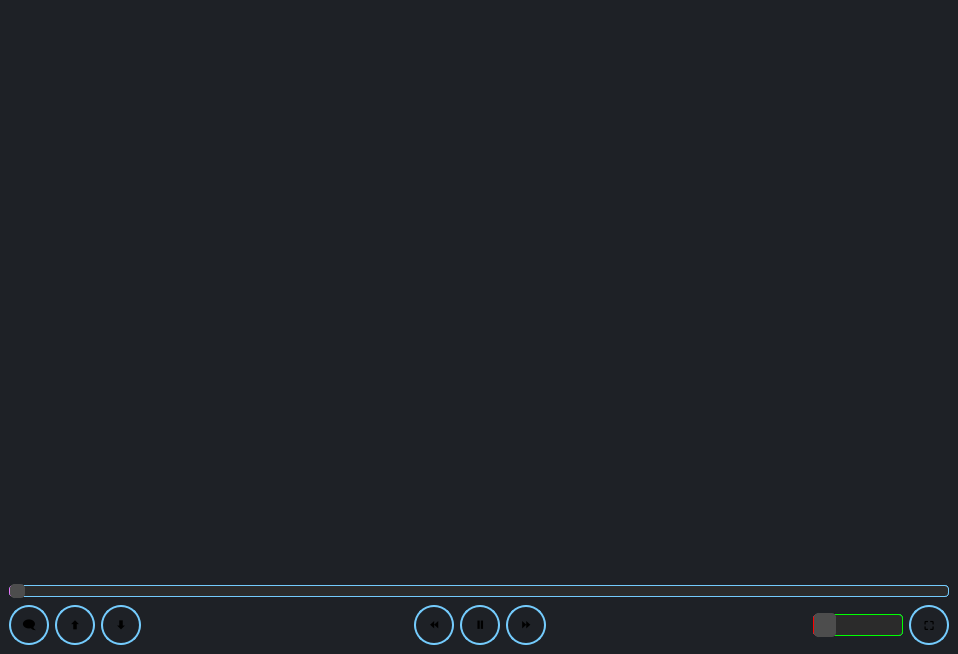
Before: the Qt Designer form assets/player.ui in Delamox/ytQt, drawn with Qt 5.
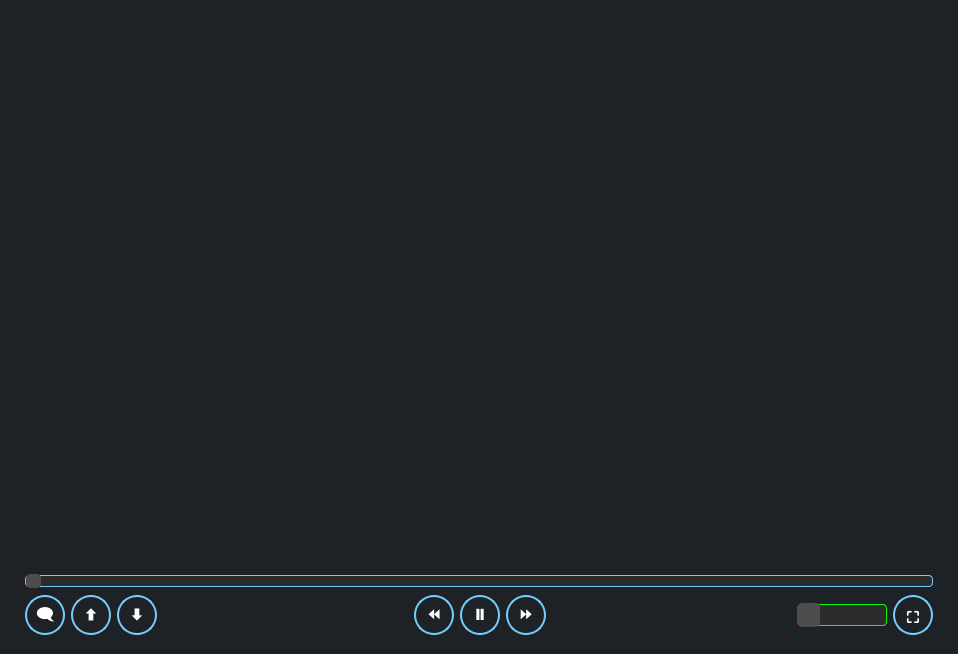
After: the same form once the commit is applied.

Commit message: player.py integrated into search.py

```diff
--- a/assets/player.ui
+++ b/assets/player.ui
@@ -18,319 +18,7 @@
   </property>
   <widget class="QWidget" name="centralwidget">
    <layout class="QGridLayout" name="gridLayout">
-    <item row="2" column="4">
-     <spacer name="leftMediaSpacer">
-      <property name="orientation">
-       <enum>Qt::Horizontal</enum>
-      </property>
-      <property name="sizeHint" stdset="0">
-       <size>
-        <width>40</width>
-        <height>20</height>
-       </size>
-      </property>
-     </spacer>
-    </item>
-    <item row="2" column="6">
-     <widget class="QPushButton" name="pauseButton">
-      <property name="sizePolicy">
-       <sizepolicy hsizetype="Fixed" vsizetype="Fixed">
-        <horstretch>0</horstretch>
-        <verstretch>0</verstretch>
-       </sizepolicy>
-      </property>
-      <property name="minimumSize">
-       <size>
-        <width>40</width>
-        <height>40</height>
-       </size>
-      </property>
-      <property name="maximumSize">
-       <size>
-        <width>40</width>
-        <height>40</height>
-       </size>
-      </property>
-      <property name="font">
-       <font>
-        <weight>75</weight>
-        <bold>true</bold>
-       </font>
-      </property>
-      <property name="cursor">
-       <cursorShape>PointingHandCursor</cursorShape>
-      </property>
-      <property name="focusPolicy">
-       <enum>Qt::NoFocus</enum>
-      </property>
-      <property name="toolTip">
-       <string notr="true"/>
-      </property>
-      <property name="styleSheet">
-       <string notr="true">QPushButton {
-background-color: 4d4d4d;
-border: 2px solid black;
-border-color: #74cbfc;
-border-radius: 20px;
-text-align: center;
-padding-bottom: -2px;}
-QPushButton:hover {
-border-radius: 5px;}
-QPushButton:pressed {
-border-color: #e974fc;
-border-width: 3px}</string>
-      </property>
-      <property name="text">
-       <string notr="true">⏸</string>
-      </property>
-     </widget>
-    </item>
-    <item row="2" column="5">
-     <widget class="QPushButton" name="rewindButton">
-      <property name="sizePolicy">
-       <sizepolicy hsizetype="Fixed" vsizetype="Fixed">
-        <horstretch>0</horstretch>
-        <verstretch>0</verstretch>
-       </sizepolicy>
-      </property>
-      <property name="minimumSize">
-       <size>
-        <width>40</width>
-        <height>40</height>
-       </size>
-      </property>
-      <property name="maximumSize">
-       <size>
-        <width>40</width>
-        <height>40</height>
-       </size>
-      </property>
-      <property name="font">
-       <font>
-        <weight>75</weight>
-        <bold>true</bold>
-       </font>
-      </property>
-      <property name="cursor">
-       <cursorShape>PointingHandCursor</cursorShape>
-      </property>
-      <property name="focusPolicy">
-       <enum>Qt::NoFocus</enum>
-      </property>
-      <property name="toolTip">
-       <string notr="true"/>
-      </property>
-      <property name="styleSheet">
-       <string notr="true">QPushButton {
-background-color: 4d4d4d;
-border: 2px solid black;
-border-color: #74cbfc;
-border-radius: 20px;
-text-align: center;
-padding-bottom: -2px;}
-QPushButton:hover {
-border-radius: 5px;}
-QPushButton:pressed {
-border-color: #e974fc;
-border-width: 3px}</string>
-      </property>
-      <property name="text">
-       <string notr="true">⏪</string>
-      </property>
-     </widget>
-    </item>
-    <item row="2" column="8">
-     <spacer name="rightMediaSpacer">
-      <property name="orientation">
-       <enum>Qt::Horizontal</enum>
-      </property>
-      <property name="sizeHint" stdset="0">
-       <size>
-        <width>40</width>
-        <height>20</height>
-       </size>
-      </property>
-     </spacer>
-    </item>
-    <item row="2" column="10">
-     <widget class="QPushButton" name="fullscreenButton">
-      <property name="sizePolicy">
-       <sizepolicy hsizetype="Fixed" vsizetype="Fixed">
-        <horstretch>0</horstretch>
-        <verstretch>0</verstretch>
-       </sizepolicy>
-      </property>
-      <property name="minimumSize">
-       <size>
-        <width>40</width>
-        <height>40</height>
-       </size>
-      </property>
-      <property name="maximumSize">
-       <size>
-        <width>40</width>
-        <height>40</height>
-       </size>
-      </property>
-      <property name="font">
-       <font>
-        <weight>75</weight>
-        <bold>true</bold>
-       </font>
-      </property>
-      <property name="cursor">
-       <cursorShape>PointingHandCursor</cursorShape>
-      </property>
-      <property name="focusPolicy">
-       <enum>Qt::NoFocus</enum>
-      </property>
-      <property name="toolTip">
-       <string notr="true"/>
-      </property>
-      <property name="styleSheet">
-       <string notr="true">QPushButton {
-background-color: 4d4d4d;
-border: 2px solid black;
-border-color: #74cbfc;
-border-radius: 20px;
-text-align: center;
-padding-bottom: 2px;}
-QPushButton:hover {
-border-radius: 5px;}
-QPushButton:pressed {
-border-color: #e974fc;
-border-width: 3px}</string>
-      </property>
-      <property name="text">
-       <string notr="true">⛶</string>
-      </property>
-     </widget>
-    </item>
-    <item row="2" column="2">
-     <widget class="QPushButton" name="dislikeButton">
-      <property name="sizePolicy">
-       <sizepolicy hsizetype="Fixed" vsizetype="Fixed">
-        <horstretch>0</horstretch>
-        <verstretch>0</verstretch>
-       </sizepolicy>
-      </property>
-      <property name="minimumSize">
-       <size>
-        <width>40</width>
-        <height>40</height>
-       </size>
-      </property>
-      <property name="maximumSize">
-       <size>
-        <width>40</width>
-        <height>40</height>
-       </size>
-      </property>
-      <property name="font">
-       <font>
-        <weight>75</weight>
-        <bold>true</bold>
-       </font>
-      </property>
-      <property name="cursor">
-       <cursorShape>PointingHandCursor</cursorShape>
-      </property>
-      <property name="focusPolicy">
-       <enum>Qt::NoFocus</enum>
-      </property>
-      <property name="toolTip">
-       <string notr="true"/>
-      </property>
-      <property name="styleSheet">
-       <string notr="true">QPushButton {
-background-color: 4d4d4d;
-border: 2px solid black;
-border-color: #74cbfc;
-border-radius: 20px;
-text-align: center;
-padding-bottom: -2px;}
-QPushButton:hover {
-border-radius: 5px;}
-QPushButton:pressed {
-border-color: #e974fc;
-border-width: 3px}</string>
-      </property>
-      <property name="text">
-       <string notr="true">🠯</string>
-      </property>
-     </widget>
-    </item>
-    <item row="0" column="0" colspan="11">
-     <widget class="QFrame" name="vlcContainerFrame">
-      <property name="focusPolicy">
-       <enum>Qt::NoFocus</enum>
-      </property>
-      <property name="toolTip">
-       <string notr="true"/>
-      </property>
-      <property name="frameShape">
-       <enum>QFrame::NoFrame</enum>
-      </property>
-      <property name="frameShadow">
-       <enum>QFrame::Raised</enum>
-      </property>
-     </widget>
-    </item>
-    <item row="2" column="0">
-     <widget class="QPushButton" name="commentButton">
-      <property name="sizePolicy">
-       <sizepolicy hsizetype="Fixed" vsizetype="Fixed">
-        <horstretch>0</horstretch>
-        <verstretch>0</verstretch>
-       </sizepolicy>
-      </property>
-      <property name="minimumSize">
-       <size>
-        <width>40</width>
-        <height>40</height>
-       </size>
-      </property>
-      <property name="maximumSize">
-       <size>
-        <width>40</width>
-        <height>40</height>
-       </size>
-      </property>
-      <property name="font">
-       <font>
-        <weight>75</weight>
-        <bold>true</bold>
-       </font>
-      </property>
-      <property name="cursor">
-       <cursorShape>PointingHandCursor</cursorShape>
-      </property>
-      <property name="focusPolicy">
-       <enum>Qt::NoFocus</enum>
-      </property>
-      <property name="toolTip">
-       <string notr="true"/>
-      </property>
-      <property name="styleSheet">
-       <string notr="true">QPushButton {
-background-color: 4d4d4d;
-border: 2px solid black;
-border-color: #74cbfc;
-border-radius: 20px;
-text-align: center;
-padding-bottom: -2px;}
-QPushButton:hover {
-border-radius: 5px;}
-QPushButton:pressed {
-border-color: #e974fc;
-border-width: 3px}</string>
-      </property>
-      <property name="text">
-       <string notr="true">🗨</string>
-      </property>
-     </widget>
-    </item>
-    <item row="1" column="0" colspan="11">
+    <item row="1" column="1" colspan="11">
      <widget class="QSlider" name="videoSlider">
       <property name="enabled">
        <bool>true</bool>
@@ -405,20 +93,106 @@
       </property>
      </widget>
     </item>
+    <item row="2" column="3">
+     <widget class="QPushButton" name="dislikeButton">
+      <property name="sizePolicy">
+       <sizepolicy hsizetype="Fixed" vsizetype="Fixed">
+        <horstretch>0</horstretch>
+        <verstretch>0</verstretch>
+       </sizepolicy>
+      </property>
+      <property name="minimumSize">
+       <size>
+        <width>40</width>
+        <height>40</height>
+       </size>
+      </property>
+      <property name="maximumSize">
+       <size>
+        <width>40</width>
+        <height>40</height>
+       </size>
+      </property>
+      <property name="font">
+       <font>
+        <family>Verdana</family>
+        <pointsize>12</pointsize>
+        <weight>75</weight>
+        <bold>true</bold>
+       </font>
+      </property>
+      <property name="cursor">
+       <cursorShape>PointingHandCursor</cursorShape>
+      </property>
+      <property name="focusPolicy">
+       <enum>Qt::NoFocus</enum>
+      </property>
+      <property name="toolTip">
+       <string notr="true"/>
+      </property>
+      <property name="styleSheet">
+       <string notr="true">QPushButton {color: #ffffff;
+background-color: 4d4d4d;
+border: 2px solid black;
+border-color: #74cbfc;
+border-radius: 20px;
+text-align: center;
+padding-bottom: -2px;}
+QPushButton:hover {
+border-radius: 5px;}
+QPushButton:pressed {
+border-color: #e974fc;
+border-width: 3px}</string>
+      </property>
+      <property name="text">
+       <string notr="true">🠯</string>
+      </property>
+     </widget>
+    </item>
     <item row="2" column="9">
-     <widget class="QSlider" name="volumeSlider">
+     <spacer name="rightMediaSpacer">
+      <property name="orientation">
+       <enum>Qt::Horizontal</enum>
+      </property>
+      <property name="sizeHint" stdset="0">
+       <size>
+        <width>40</width>
+        <height>20</height>
+       </size>
+      </property>
+     </spacer>
+    </item>
+    <item row="2" column="1">
+     <widget class="QPushButton" name="commentButton">
+      <property name="sizePolicy">
+       <sizepolicy hsizetype="Fixed" vsizetype="Fixed">
+        <horstretch>0</horstretch>
+        <verstretch>0</verstretch>
+       </sizepolicy>
+      </property>
       <property name="minimumSize">
        <size>
-        <width>90</width>
+        <width>40</width>
         <height>40</height>
        </size>
       </property>
       <property name="maximumSize">
        <size>
-        <width>90</width>
+        <width>40</width>
         <height>40</height>
        </size>
       </property>
+      <property name="font">
+       <font>
+        <family>Verdana</family>
+        <pointsize>12</pointsize>
+        <weight>75</weight>
+        <bold>true</bold>
+       </font>
+      </property>
+      <property name="cursor">
+       <cursorShape>PointingHandCursor</cursorShape>
+      </property>
       <property name="focusPolicy">
        <enum>Qt::NoFocus</enum>
       </property>
@@ -426,67 +200,126 @@
        <string notr="true"/>
       </property>
       <property name="styleSheet">
-       <string notr="true">QSlider::groove:horizontal {
-border: 1px solid #74cbfc;
-background: #2b2b2b;
-height: 20px;
-border-radius: 4px;
-}
-
-QSlider::sub-page:horizontal {
-background: #2b2b2b;
-border: 1px solid red;
-height: 20px;
-border-radius: 4px;
-}
-
-QSlider::add-page:horizontal {
-background: #2b2b2b;
-border: 1px solid lime;
-height: 20px;
-border-radius: 4px;
-}
-
-QSlider::handle:horizontal {
-background: #4d4d4d;
-border: 1px solid #4d4d4d;
-width: 20px;
-margin-top: -2px;
-margin-bottom: -2px;
-border-radius: 4px;
-}
-
-QSlider::handle:horizontal:hover {
-background: #a8a8a8;
-border: 1px solid #a8a8a8;
-border-radius: 4px;
-}
-</string>
+       <string notr="true">QPushButton {color: #ffffff;
+background-color: 4d4d4d;
+border: 2px solid black;
+border-color: #74cbfc;
+border-radius: 20px;
+text-align: center;
+padding-bottom: -2px;}
+QPushButton:hover {
+border-radius: 5px;}
+QPushButton:pressed {
+border-color: #e974fc;
+border-width: 3px}</string>
       </property>
-      <property name="minimum">
-       <number>1</number>
+      <property name="text">
+       <string notr="true">🗨</string>
       </property>
-      <property name="maximum">
-       <number>10</number>
+     </widget>
+    </item>
+    <item row="2" column="0">
+     <spacer name="horizontalSpacer">
+      <property name="orientation">
+       <enum>Qt::Horizontal</enum>
       </property>
-      <property name="singleStep">
-       <number>1</number>
+      <property name="sizeType">
+       <enum>QSizePolicy::Fixed</enum>
       </property>
-      <property name="pageStep">
-       <number>1</number>
+      <property name="sizeHint" stdset="0">
+       <size>
+        <width>10</width>
+        <height>20</height>
+       </size>
       </property>
+     </spacer>
+    </item>
+    <item row="2" column="12">
+     <spacer name="horizontalSpacer_2">
       <property name="orientation">
        <enum>Qt::Horizontal</enum>
       </property>
-      <property name="invertedControls">
-       <bool>false</bool>
+      <property name="sizeType">
+       <enum>QSizePolicy::Fixed</enum>
       </property>
-      <property name="tickInterval">
-       <number>1</number>
+      <property name="sizeHint" stdset="0">
+       <size>
+        <width>10</width>
+        <height>20</height>
+       </size>
       </property>
+     </spacer>
+    </item>
+    <item row="2" column="5">
+     <spacer name="leftMediaSpacer">
+      <property name="orientation">
+       <enum>Qt::Horizontal</enum>
+      </property>
+      <property name="sizeHint" stdset="0">
+       <size>
+        <width>40</width>
+        <height>20</height>
+       </size>
+      </property>
+     </spacer>
+    </item>
+    <item row="2" column="11">
+     <widget class="QPushButton" name="fullscreenButton">
+      <property name="sizePolicy">
+       <sizepolicy hsizetype="Fixed" vsizetype="Fixed">
+        <horstretch>0</horstretch>
+        <verstretch>0</verstretch>
+       </sizepolicy>
+      </property>
+      <property name="minimumSize">
+       <size>
+        <width>40</width>
+        <height>40</height>
+       </size>
+      </property>
+      <property name="maximumSize">
+       <size>
+        <width>40</width>
+        <height>40</height>
+       </size>
+      </property>
+      <property name="font">
+       <font>
+        <family>Verdana</family>
+        <pointsize>12</pointsize>
+        <weight>75</weight>
+        <bold>true</bold>
+       </font>
+      </property>
+      <property name="cursor">
+       <cursorShape>PointingHandCursor</cursorShape>
+      </property>
+      <property name="focusPolicy">
+       <enum>Qt::NoFocus</enum>
+      </property>
+      <property name="toolTip">
+       <string notr="true"/>
+      </property>
+      <property name="styleSheet">
+       <string notr="true">QPushButton {color: #ffffff;
+background-color: 4d4d4d;
+border: 2px solid black;
+border-color: #74cbfc;
+border-radius: 20px;
+text-align: center;
+padding-bottom: -2px;}
+QPushButton:hover {
+border-radius: 5px;}
+QPushButton:pressed {
+border-color: #e974fc;
+border-width: 3px}</string>
+      </property>
+      <property name="text">
+       <string notr="true">⛶</string>
+      </property>
      </widget>
     </item>
-    <item row="2" column="7">
+    <item row="2" column="8">
      <widget class="QPushButton" name="fastforwardButton">
       <property name="sizePolicy">
        <sizepolicy hsizetype="Fixed" vsizetype="Fixed">
@@ -508,6 +341,8 @@
       </property>
       <property name="font">
        <font>
+        <family>Verdana</family>
+        <pointsize>12</pointsize>
         <weight>75</weight>
         <bold>true</bold>
        </font>
@@ -522,7 +357,7 @@
        <string notr="true"/>
       </property>
       <property name="styleSheet">
-       <string notr="true">QPushButton {
+       <string notr="true">QPushButton {color: #ffffff;
 background-color: 4d4d4d;
 border: 2px solid black;
 border-color: #74cbfc;
@@ -540,7 +375,7 @@
       </property>
      </widget>
     </item>
-    <item row="2" column="1">
+    <item row="2" column="2">
      <widget class="QPushButton" name="likeButton">
       <property name="sizePolicy">
        <sizepolicy hsizetype="Fixed" vsizetype="Fixed">
@@ -562,6 +397,8 @@
       </property>
       <property name="font">
        <font>
+        <family>Verdana</family>
+        <pointsize>12</pointsize>
         <weight>75</weight>
         <bold>true</bold>
        </font>
@@ -576,7 +413,7 @@
        <string notr="true"/>
       </property>
       <property name="styleSheet">
-       <string notr="true">QPushButton {
+       <string notr="true">QPushButton {color: #ffffff;
 background-color: 4d4d4d;
 border: 2px solid black;
 border-color: #74cbfc;
@@ -594,6 +431,231 @@
       </property>
      </widget>
     </item>
+    <item row="0" column="0" colspan="13">
+     <widget class="QFrame" name="vlcContainerFrame">
+      <property name="focusPolicy">
+       <enum>Qt::NoFocus</enum>
+      </property>
+      <property name="toolTip">
+       <string notr="true"/>
+      </property>
+      <property name="frameShape">
+       <enum>QFrame::NoFrame</enum>
+      </property>
+      <property name="frameShadow">
+       <enum>QFrame::Raised</enum>
+      </property>
+     </widget>
+    </item>
+    <item row="2" column="6">
+     <widget class="QPushButton" name="rewindButton">
+      <property name="sizePolicy">
+       <sizepolicy hsizetype="Fixed" vsizetype="Fixed">
+        <horstretch>0</horstretch>
+        <verstretch>0</verstretch>
+       </sizepolicy>
+      </property>
+      <property name="minimumSize">
+       <size>
+        <width>40</width>
+        <height>40</height>
+       </size>
+      </property>
+      <property name="maximumSize">
+       <size>
+        <width>40</width>
+        <height>40</height>
+       </size>
+      </property>
+      <property name="font">
+       <font>
+        <family>Verdana</family>
+        <pointsize>12</pointsize>
+        <weight>75</weight>
+        <bold>true</bold>
+       </font>
+      </property>
+      <property name="cursor">
+       <cursorShape>PointingHandCursor</cursorShape>
+      </property>
+      <property name="focusPolicy">
+       <enum>Qt::NoFocus</enum>
+      </property>
+      <property name="toolTip">
+       <string notr="true"/>
+      </property>
+      <property name="styleSheet">
+       <string notr="true">QPushButton {color: #ffffff;
+background-color: 4d4d4d;
+border: 2px solid black;
+border-color: #74cbfc;
+border-radius: 20px;
+text-align: center;
+padding-bottom: -2px;}
+QPushButton:hover {
+border-radius: 5px;}
+QPushButton:pressed {
+border-color: #e974fc;
+border-width: 3px}</string>
+      </property>
+      <property name="text">
+       <string notr="true">⏪</string>
+      </property>
+     </widget>
+    </item>
+    <item row="2" column="7">
+     <widget class="QPushButton" name="pauseButton">
+      <property name="sizePolicy">
+       <sizepolicy hsizetype="Fixed" vsizetype="Fixed">
+        <horstretch>0</horstretch>
+        <verstretch>0</verstretch>
+       </sizepolicy>
+      </property>
+      <property name="minimumSize">
+       <size>
+        <width>40</width>
+        <height>40</height>
+       </size>
+      </property>
+      <property name="maximumSize">
+       <size>
+        <width>40</width>
+        <height>40</height>
+       </size>
+      </property>
+      <property name="font">
+       <font>
+        <family>Verdana</family>
+        <pointsize>12</pointsize>
+        <weight>75</weight>
+        <bold>true</bold>
+       </font>
+      </property>
+      <property name="cursor">
+       <cursorShape>PointingHandCursor</cursorShape>
+      </property>
+      <property name="focusPolicy">
+       <enum>Qt::NoFocus</enum>
+      </property>
+      <property name="toolTip">
+       <string notr="true"/>
+      </property>
+      <property name="styleSheet">
+       <string notr="true">QPushButton {color: #ffffff;
+background-color: 4d4d4d;
+border: 2px solid black;
+border-color: #74cbfc;
+border-radius: 20px;
+text-align: center;
+padding-bottom: -2px;}
+QPushButton:hover {
+border-radius: 5px;}
+QPushButton:pressed {
+border-color: #e974fc;
+border-width: 3px}</string>
+      </property>
+      <property name="text">
+       <string notr="true">⏸</string>
+      </property>
+     </widget>
+    </item>
+    <item row="2" column="10">
+     <widget class="QSlider" name="volumeSlider">
+      <property name="minimumSize">
+       <size>
+        <width>90</width>
+        <height>40</height>
+       </size>
+      </property>
+      <property name="maximumSize">
+       <size>
+        <width>90</width>
+        <height>40</height>
+       </size>
+      </property>
+      <property name="focusPolicy">
+       <enum>Qt::NoFocus</enum>
+      </property>
+      <property name="toolTip">
+       <string notr="true"/>
+      </property>
+      <property name="styleSheet">
+       <string notr="true">QSlider::groove:horizontal {
+border: 1px solid #74cbfc;
+background: #2b2b2b;
+height: 20px;
+border-radius: 4px;
+}
+
+QSlider::sub-page:horizontal {
+background: #2b2b2b;
+border: 1px solid red;
+height: 20px;
+border-radius: 4px;
+}
+
+QSlider::add-page:horizontal {
+background: #2b2b2b;
+border: 1px solid lime;
+height: 20px;
+border-radius: 4px;
+}
+
+QSlider::handle:horizontal {
+background: #4d4d4d;
+border: 1px solid #4d4d4d;
+width: 20px;
+margin-top: -2px;
+margin-bottom: -2px;
+border-radius: 4px;
+}
+
+QSlider::handle:horizontal:hover {
+background: #a8a8a8;
+border: 1px solid #a8a8a8;
+border-radius: 4px;
+}
+</string>
+      </property>
+      <property name="minimum">
+       <number>0</number>
+      </property>
+      <property name="maximum">
+       <number>10</number>
+      </property>
+      <property name="singleStep">
+       <number>1</number>
+      </property>
+      <property name="pageStep">
+       <number>1</number>
+      </property>
+      <property name="orientation">
+       <enum>Qt::Horizontal</enum>
+      </property>
+      <property name="invertedControls">
+       <bool>false</bool>
+      </property>
+      <property name="tickInterval">
+       <number>1</number>
+      </property>
+     </widget>
+    </item>
+    <item row="3" column="0" colspan="13">
+     <spacer name="verticalSpacer">
+      <property name="orientation">
+       <enum>Qt::Vertical</enum>
+      </property>
+      <property name="sizeType">
+       <enum>QSizePolicy::Fixed</enum>
+      </property>
+      <property name="sizeHint" stdset="0">
+       <size>
+        <width>20</width>
+        <height>10</height>
+       </size>
+      </property>
+     </spacer>
+    </item>
    </layout>
   </widget>
  </widget>
```
The commit also changes 2 other files.
